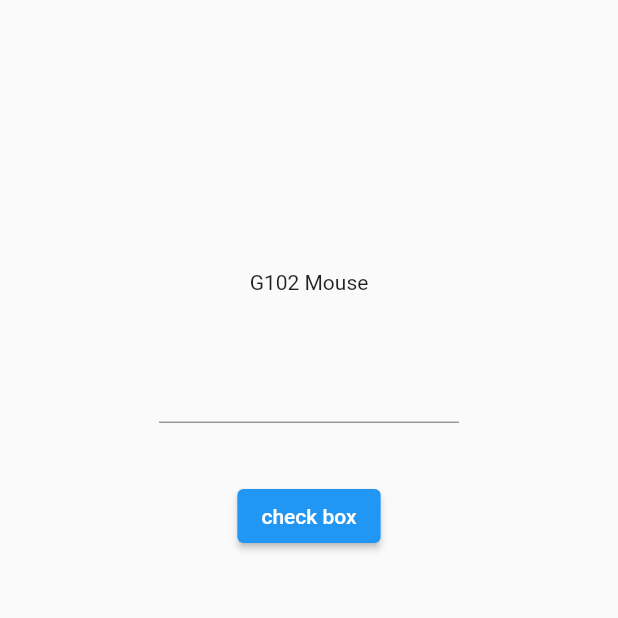
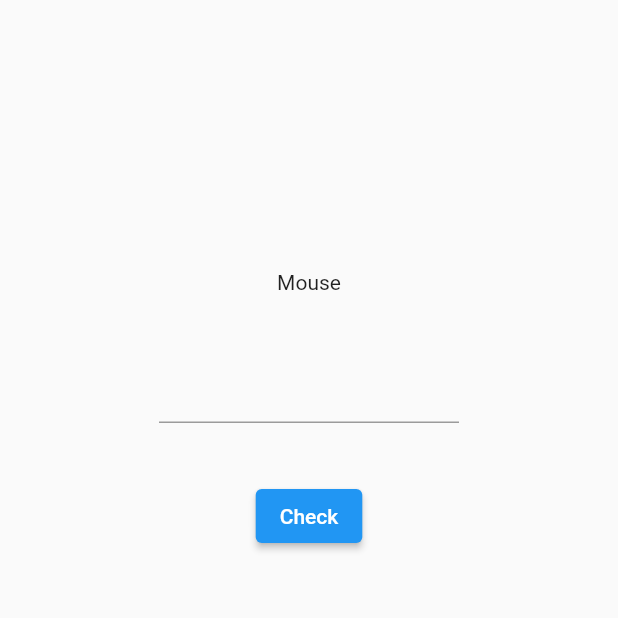
Before and after one commit to dinhcam89/name_the_price, a Flutter app: the screen it shows after launch, on a phone screen of 412 x 824 dp, the top half of it. Run offline on Flutter 3.47's test engine with Material 2 defaults, Android fonts, the phone set to English and light mode, and no system bars.

Commit message:
update 2

```diff
--- a/lib/main.dart
+++ b/lib/main.dart
@@ -7,7 +7,7 @@
 }
 
 class MyApp extends StatelessWidget {
-  const MyApp({super.key});
+  const MyApp({Key? key}) :super(key: key);
 
   // This widget is the root of your application.
   @override
@@ -15,15 +15,6 @@
     return MaterialApp(
       title: 'Name The Price',
       theme: ThemeData(
-        // This is the theme of your application.
-        //
-        // Try running your application with "flutter run". You'll see the
-        // application has a blue toolbar. Then, without quitting the app, try
-        // changing the primarySwatch below to Colors.green and then invoke
-        // "hot reload" (press "r" in the console where you ran "flutter run",
-        // or simply save your changes to "hot reload" in a Flutter IDE).
-        // Notice that the counter didn't reset back to zero; the application
-        // is not restarted.
         primarySwatch: Colors.blue,
       ),
       debugShowCheckedModeBanner: false,
--- a/lib/pages/home_page.dart
+++ b/lib/pages/home_page.dart
@@ -1,8 +1,36 @@
 import 'package:flutter/material.dart';
 import 'package:flutter/services.dart';
 
-class HomePage extends StatelessWidget {
-  const HomePage({super.key});
+class ProductInfo{
+  final String name;
+  final int price;
+
+  ProductInfo(this.name, this.price);
+}
+
+final products = [
+  ProductInfo('Mouse', 500),
+  ProductInfo('Keyboard', 800),
+  ProductInfo('Screen', 4500),
+  ProductInfo('Mouse Pad', 50),
+  ProductInfo('Ear Phone', 200),
+];
+
+
+
+
+class HomePage extends StatefulWidget {
+  const HomePage({Key? key}) :super(key: key);
+
+  @override
+  State<HomePage> createState() => _HomePageState();
+}
+
+class _HomePageState extends State<HomePage> {
+
+  int _currentProductIndex = 0;
+  int? _inputtedPrice;
+  String _result = '';
 
   @override
   Widget build(BuildContext context) {
@@ -11,19 +39,58 @@
         child: Column(
           children: [
             const Padding(padding: EdgeInsets.only(top: 180)),
-            const Text('G102 Mouse'),
+            Text(products[_currentProductIndex].name),
             const Padding(padding: EdgeInsets.only(top: 38)),
             SizedBox(
               width: 200,
               child: TextField(
+                key: const Key('priceInput'),
                 keyboardType: TextInputType.number,
                 inputFormatters: [FilteringTextInputFormatter.digitsOnly],
+                onChanged: (value) {
+                  _inputtedPrice = int.tryParse(value);
+                },
               ),
             ),
             const Padding(padding: EdgeInsets.only(top: 38)),
             ElevatedButton(
-              onPressed: () {},
-              child: const Text('check box')
+              onPressed: () {
+                setState(() {
+                  _result =
+                    _inputtedPrice == products[_currentProductIndex].price
+                      ? 'pass'
+                      : 'fail';
+
+
+                  // if(_currentProductIndex < 4)
+                  // {
+                  //   _currentProductIndex++;
+                  // }
+                });
+              },
+              child: const Text('Check'),
+              ),
+              Visibility(
+                visible: _result.isNotEmpty,
+                child: Text(
+                  _result,
+                  key: const Key('result')
+                ),
+              ),
+              Visibility(
+                visible: _result.isNotEmpty,
+                child: ElevatedButton(
+                  onPressed: () {
+                    setState(() {
+                      _result = '';
+                      if(_currentProductIndex < 4)
+                      {
+                        _currentProductIndex++;
+                      }
+                    });
+                  },
+                  child: const Text('Next'),
+                  ),
               )
           ],
         ),
```
Also changed, not shown: 2 other files.
